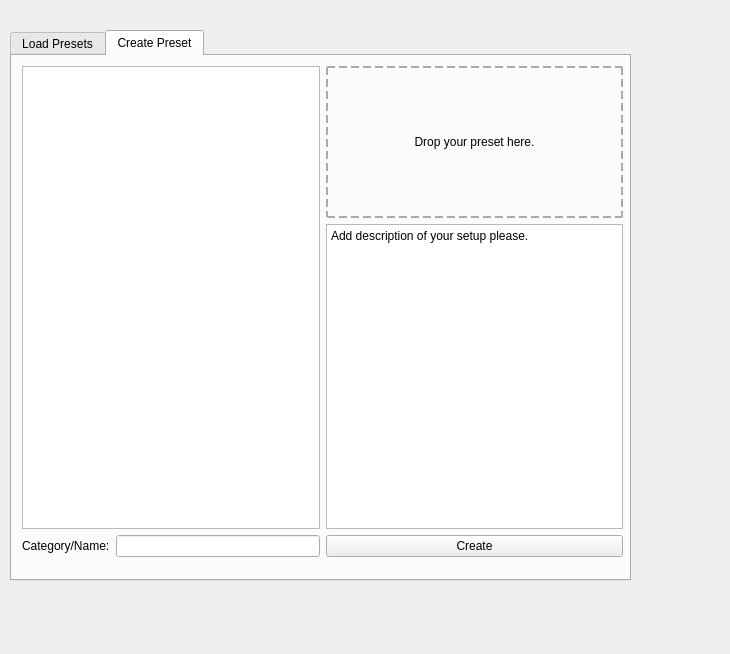
Qt form presets_ui.ui (DmoFX/Houdini_Presets_Tool) before a commit.
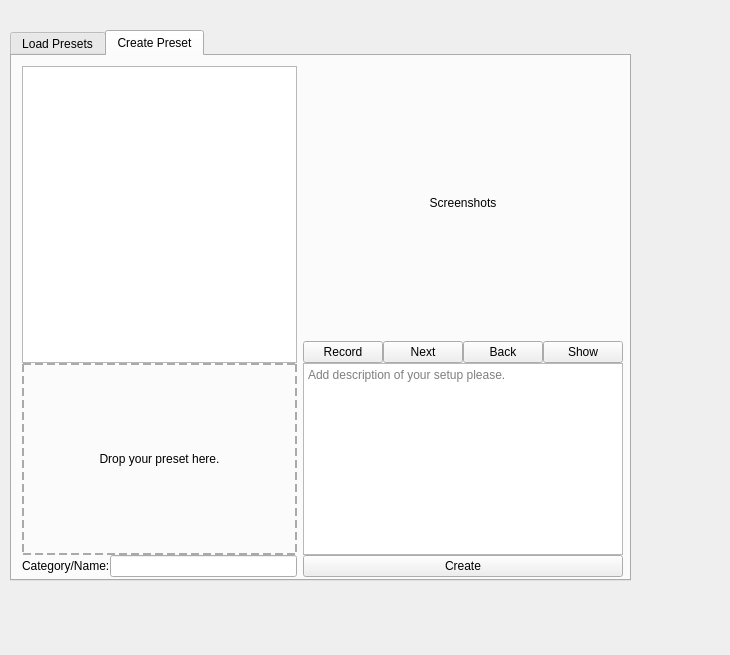
The same form after that commit. The open tabs and pages were chosen to show the change.

Commit message: Updated interface with option to load & capture screenshots. On treeWidget click labels loads username and setup description info.

Diff of the .ui file:
```diff
--- a/presets_ui.ui
+++ b/presets_ui.ui
@@ -7,7 +7,7 @@
     <x>0</x>
     <y>0</y>
     <width>730</width>
-    <height>654</height>
+    <height>655</height>
    </rect>
   </property>
   <property name="windowTitle">
@@ -144,28 +144,10 @@
        <height>511</height>
       </rect>
      </property>
-     <layout class="QGridLayout" name="gridLayout_2">
-      <item row="2" column="0">
-       <layout class="QHBoxLayout" name="horizontalLayout_3">
-        <item>
-         <widget class="QLabel" name="label_txt2">
-          <property name="text">
-           <string>Category/Name:</string>
-          </property>
-         </widget>
-        </item>
-        <item>
-         <widget class="QLineEdit" name="lineEdit_name"/>
-        </item>
-       </layout>
-      </item>
-      <item row="2" column="1">
-       <widget class="QPushButton" name="btn_create">
-        <property name="text">
-         <string>Create</string>
-        </property>
-       </widget>
-      </item>
+     <layout class="QGridLayout" name="gridLayout_2" rowstretch="0,80,0,0,0,0" columnstretch="0,0">
+      <property name="verticalSpacing">
+       <number>0</number>
+      </property>
       <item row="3" column="1">
        <spacer name="horizontalSpacer_4">
         <property name="orientation">
@@ -174,11 +156,37 @@
         <property name="sizeHint" stdset="0">
          <size>
           <width>40</width>
-          <height>20</height>
+          <height>0</height>
          </size>
         </property>
        </spacer>
       </item>
+      <item row="4" column="0">
+       <widget class="QLabel" name="label_drop">
+        <property name="sizePolicy">
+         <sizepolicy hsizetype="Expanding" vsizetype="Preferred">
+          <horstretch>0</horstretch>
+          <verstretch>0</verstretch>
+         </sizepolicy>
+        </property>
+        <property name="styleSheet">
+         <string notr="true">border: 2px dashed #aaa</string>
+        </property>
+        <property name="text">
+         <string>Drop your preset here.</string>
+        </property>
+        <property name="alignment">
+         <set>Qt::AlignCenter</set>
+        </property>
+       </widget>
+      </item>
+      <item row="5" column="1">
+       <widget class="QPushButton" name="btn_create">
+        <property name="text">
+         <string>Create</string>
+        </property>
+       </widget>
+      </item>
       <item row="3" column="0">
        <spacer name="horizontalSpacer_3">
         <property name="orientation">
@@ -187,20 +195,40 @@
         <property name="sizeHint" stdset="0">
          <size>
           <width>40</width>
-          <height>20</height>
+          <height>0</height>
          </size>
         </property>
        </spacer>
       </item>
-      <item row="0" column="1">
-       <layout class="QVBoxLayout" name="verticalLayout_3" stretch="1,2">
+      <item row="5" column="0">
+       <layout class="QHBoxLayout" name="horizontalLayout_3">
         <item>
-         <widget class="QLabel" name="label_drop">
-          <property name="styleSheet">
-           <string notr="true">border: 2px dashed #aaa</string>
+         <widget class="QLabel" name="label_txt2">
+          <property name="text">
+           <string>Category/Name:</string>
           </property>
+         </widget>
+        </item>
+        <item>
+         <widget class="QLineEdit" name="lineEdit_name"/>
+        </item>
+       </layout>
+      </item>
+      <item row="1" column="1">
+       <layout class="QVBoxLayout" name="verticalLayout_3" stretch="0,0">
+        <property name="spacing">
+         <number>2</number>
+        </property>
+        <item>
+         <widget class="QLabel" name="label_record">
+          <property name="sizePolicy">
+           <sizepolicy hsizetype="Preferred" vsizetype="Expanding">
+            <horstretch>0</horstretch>
+            <verstretch>0</verstretch>
+           </sizepolicy>
+          </property>
           <property name="text">
-           <string>Drop your preset here.</string>
+           <string>Screenshots</string>
           </property>
           <property name="alignment">
            <set>Qt::AlignCenter</set>
@@ -208,23 +236,80 @@
          </widget>
         </item>
         <item>
-         <widget class="QTextEdit" name="txtEdit_info">
-          <property name="html">
-           <string>&lt;!DOCTYPE HTML PUBLIC &quot;-//W3C//DTD HTML 4.0//EN&quot; &quot;http://www.w3.org/TR/REC-html40/strict.dtd&quot;&gt;
+         <layout class="QHBoxLayout" name="horizontalLayout" stretch="2,1,1,2">
+          <property name="spacing">
+           <number>0</number>
+          </property>
+          <item>
+           <widget class="QPushButton" name="btn_r_record">
+            <property name="text">
+             <string>Record</string>
+            </property>
+           </widget>
+          </item>
+          <item>
+           <widget class="QPushButton" name="btn_r_next">
+            <property name="text">
+             <string>Next</string>
+            </property>
+            <property name="autoExclusive">
+             <bool>false</bool>
+            </property>
+            <property name="flat">
+             <bool>false</bool>
+            </property>
+           </widget>
+          </item>
+          <item>
+           <widget class="QPushButton" name="btn_r_back">
+            <property name="text">
+             <string>Back</string>
+            </property>
+           </widget>
+          </item>
+          <item>
+           <widget class="QPushButton" name="btn_r_show">
+            <property name="text">
+             <string>Show</string>
+            </property>
+           </widget>
+          </item>
+         </layout>
+        </item>
+       </layout>
+      </item>
+      <item row="4" column="1">
+       <widget class="QTextEdit" name="txtEdit_info">
+        <property name="sizePolicy">
+         <sizepolicy hsizetype="Expanding" vsizetype="Minimum">
+          <horstretch>0</horstretch>
+          <verstretch>0</verstretch>
+         </sizepolicy>
+        </property>
+        <property name="html">
+         <string>&lt;!DOCTYPE HTML PUBLIC &quot;-//W3C//DTD HTML 4.0//EN&quot; &quot;http://www.w3.org/TR/REC-html40/strict.dtd&quot;&gt;
 &lt;html&gt;&lt;head&gt;&lt;meta name=&quot;qrichtext&quot; content=&quot;1&quot; /&gt;&lt;meta charset=&quot;utf-8&quot; /&gt;&lt;style type=&quot;text/css&quot;&gt;
 p, li { white-space: pre-wrap; }
 hr { height: 1px; border-width: 0; }
 li.unchecked::marker { content: &quot;\2610&quot;; }
 li.checked::marker { content: &quot;\2612&quot;; }
 &lt;/style&gt;&lt;/head&gt;&lt;body style=&quot; font-family:'Segoe UI'; font-size:9pt; font-weight:400; font-style:normal;&quot;&gt;
-&lt;p style=&quot; margin-top:0px; margin-bottom:0px; margin-left:0px; margin-right:0px; -qt-block-indent:0; text-indent:0px;&quot;&gt;Add description of your setup please.&lt;/p&gt;&lt;/body&gt;&lt;/html&gt;</string>
-          </property>
-         </widget>
-        </item>
-       </layout>
+&lt;p style=&quot;-qt-paragraph-type:empty; margin-top:0px; margin-bottom:0px; margin-left:0px; margin-right:0px; -qt-block-indent:0; text-indent:0px;&quot;&gt;&lt;br /&gt;&lt;/p&gt;&lt;/body&gt;&lt;/html&gt;</string>
+        </property>
+        <property name="placeholderText">
+         <string>Add description of your setup please.</string>
+        </property>
+       </widget>
       </item>
-      <item row="0" column="0">
-       <widget class="QListWidget" name="listWidget"/>
+      <item row="1" column="0">
+       <widget class="QListWidget" name="listWidget">
+        <property name="sizePolicy">
+         <sizepolicy hsizetype="Expanding" vsizetype="Minimum">
+          <horstretch>0</horstretch>
+          <verstretch>0</verstretch>
+         </sizepolicy>
+        </property>
+       </widget>
       </item>
      </layout>
     </widget>
```
Left out of the diff: 159 changed lines with no effect on the pictures. The commit also changes 15 other files.
